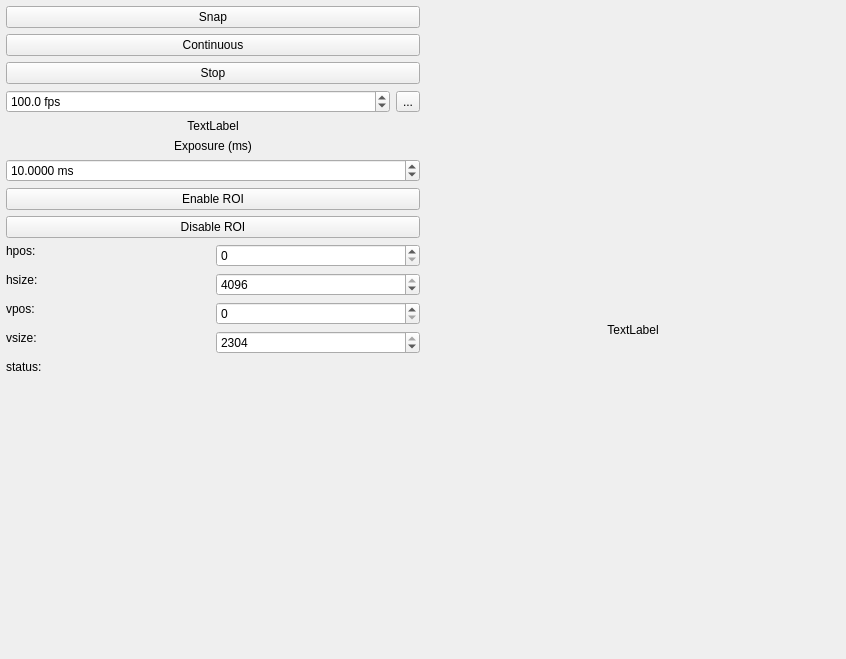
This is labscript_devices/OrcaQuest/blacs_tab.ui in schinelab/labscript-devices as Qt 5 draws it before an edit. The edited form follows.
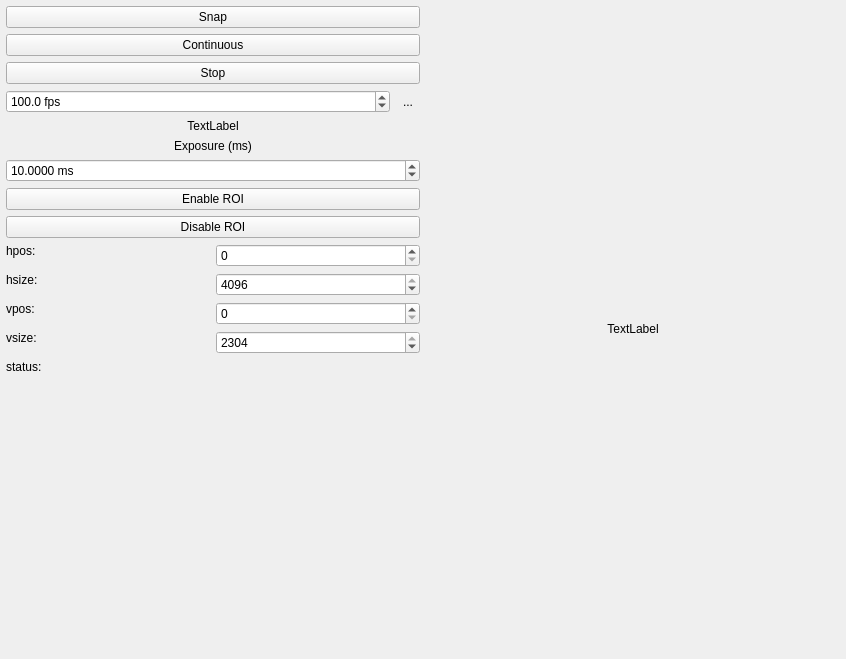
This is the edited form. Icons and pictures are not drawn.

Commit message: Update orcacam UI for newest version of BLACS

Diff of the .ui file:
```diff
--- a/labscript_devices/OrcaQuest/blacs_tab.ui
+++ b/labscript_devices/OrcaQuest/blacs_tab.ui
@@ -28,6 +28,9 @@
    </property>
    <item>
     <layout class="QHBoxLayout" name="horizontalLayout">
+      <property name="sizeConstraint">
+        <enum>QLayout::SizeConstraint::SetNoConstraint</enum>
+      </property>
      <item>
       <layout class="QVBoxLayout" name="verticalLayout">
        <item>
@@ -114,6 +117,9 @@
             <iconset>
              <normaloff>:/qtutils/fugue/arrow-turn-180-left.png</normaloff>:/qtutils/fugue/arrow-turn-180-left.png</iconset>
            </property>
+           <property name="autoRaise">
+            <bool>true</bool>
+           </property>
           </widget>
          </item>
         </layout>
@@ -396,8 +402,29 @@
      </item>
      <item>
       <layout class="QVBoxLayout" name="verticalLayout4">
+       <property name="sizeConstraint">
+        <enum>QLayout::SizeConstraint::SetNoConstraint</enum>
+       </property>
         <item>
           <widget class="QLabel" name="imageLabel">
+         <property name="sizePolicy">
+          <sizepolicy hsizetype="Preferred" vsizetype="Fixed">
+           <horstretch>0</horstretch>
+           <verstretch>0</verstretch>
+          </sizepolicy>
+         </property>
+         <property name="maximumSize">
+          <size>
+           <width>16777215</width>
+           <height>20</height>
+          </size>
+         </property>
+         <property name="contextMenuPolicy">
+          <enum>Qt::ContextMenuPolicy::DefaultContextMenu</enum>
+         </property>
+         <property name="layoutDirection">
+          <enum>Qt::LayoutDirection::LeftToRight</enum>
+         </property>
           <property name="text">
             <string>TextLabel</string>
           </property>
```
Left out of the diff: 99 changed lines with no effect on the pictures. Lines whose indentation alone changed are shown as unchanged. The commit also changes 2 other files.
